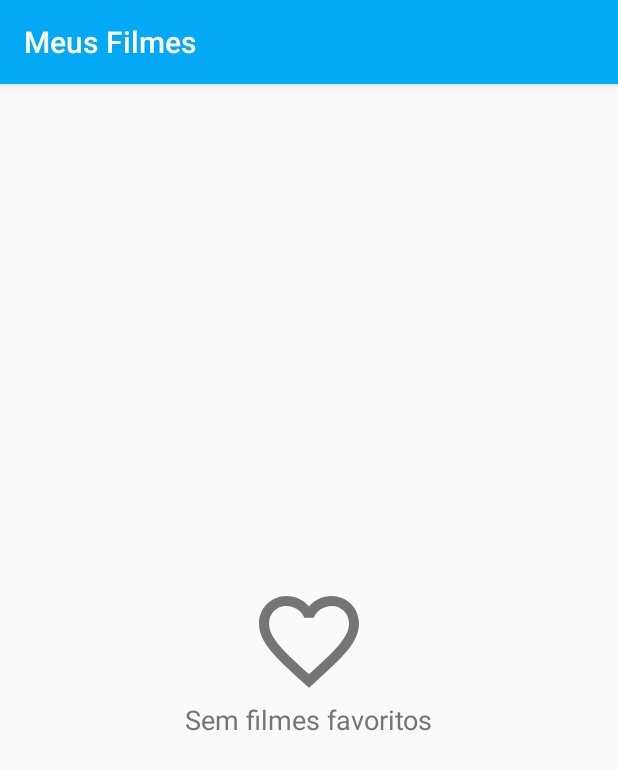
After one commit to italofeitosa/my-movies-android, an Android app: the fragment FavoriteMoviesFragment shown on its own in the app's theme, on a phone screen of 412 x 824 dp. The commit adds this screen. Shown: the top 770 px of the screen. Run offline under Robolectric (Android 15) with nearby library versions, the phone set to English and light mode, and no system bars; 1 statement that could not run was skipped.

Commit message:
Movies fragments

```diff
--- /dev/null
+++ b/app/src/main/java/br/com/wellingtoncosta/mymovies/ui/fragment/FavoriteMoviesFragment.java
@@ -0,0 +1,28 @@
+package br.com.wellingtoncosta.mymovies.ui.fragment;
+
+import android.os.Bundle;
+import android.support.v4.app.Fragment;
+import android.view.LayoutInflater;
+import android.view.View;
+import android.view.ViewGroup;
+
+import br.com.wellingtoncosta.mymovies.R;
+
+/**
+ * @author Wellington Costa on 06/05/2017
+ */
+public class FavoriteMoviesFragment extends Fragment {
+
+    public FavoriteMoviesFragment() {}
+
+    @Override
+    public void onCreate(Bundle savedInstanceState) {
+        super.onCreate(savedInstanceState);
+    }
+
+    @Override
+    public View onCreateView(LayoutInflater inflater, ViewGroup container, Bundle savedInstanceState) {
+        return inflater.inflate(R.layout.fragment_no_favorite_movies, container, false);
+    }
+
+}
--- a/app/src/main/res/layout/content_movies.xml
+++ b/app/src/main/res/layout/content_movies.xml
@@ -5,6 +5,7 @@
     android:id="@+id/content_movies"
     android:layout_width="match_parent"
     android:layout_height="match_parent"
+    android:layout_gravity="center"
     android:paddingBottom="@dimen/activity_vertical_margin"
     android:paddingLeft="@dimen/activity_horizontal_margin"
     android:paddingRight="@dimen/activity_horizontal_margin"
--- /dev/null
+++ b/app/src/main/res/layout/fragment_no_favorite_movies.xml
@@ -0,0 +1,25 @@
+<LinearLayout xmlns:android="http://schemas.android.com/apk/res/android"
+    xmlns:tools="http://schemas.android.com/tools"
+    xmlns:app="http://schemas.android.com/apk/res-auto"
+    android:layout_width="match_parent"
+    android:layout_height="wrap_content"
+    android:layout_gravity="center"
+    android:orientation="vertical"
+    tools:context="br.com.wellingtoncosta.mymovies.ui.fragment.MoviesFragment">
+
+    <ImageView
+        android:layout_width="80dp"
+        android:layout_height="80dp"
+        android:layout_gravity="center"
+        app:srcCompat="@drawable/ic_favorite_border"
+        android:contentDescription="@string/no_favorite_movies" />
+
+    <TextView
+        android:layout_width="wrap_content"
+        android:layout_height="wrap_content"
+        android:layout_gravity="center"
+        android:text="@string/no_favorite_movies"
+        android:textColor="@color/colorSecondaryText"
+        android:textSize="18sp" />
+
+</LinearLayout>
```
Also changed, not shown: app/src/main/java/br/com/wellingtoncosta/mymovies/ui/MoviesActivity.java (+50 -7 lines), app/src/main/java/br/com/wellingtoncosta/mymovies/ui/fragment/MoviesFragment.java (added, +28 -0 lines), app/src/main/res/layout/fragment_no_movies.xml (added, +25 -0 lines).
